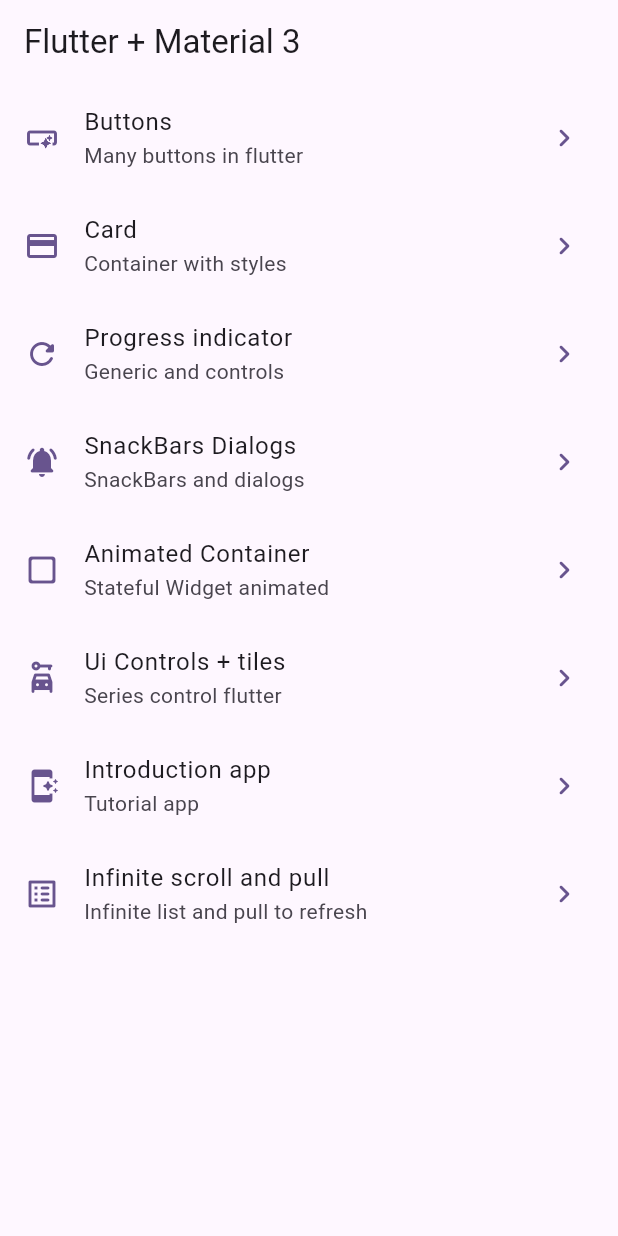
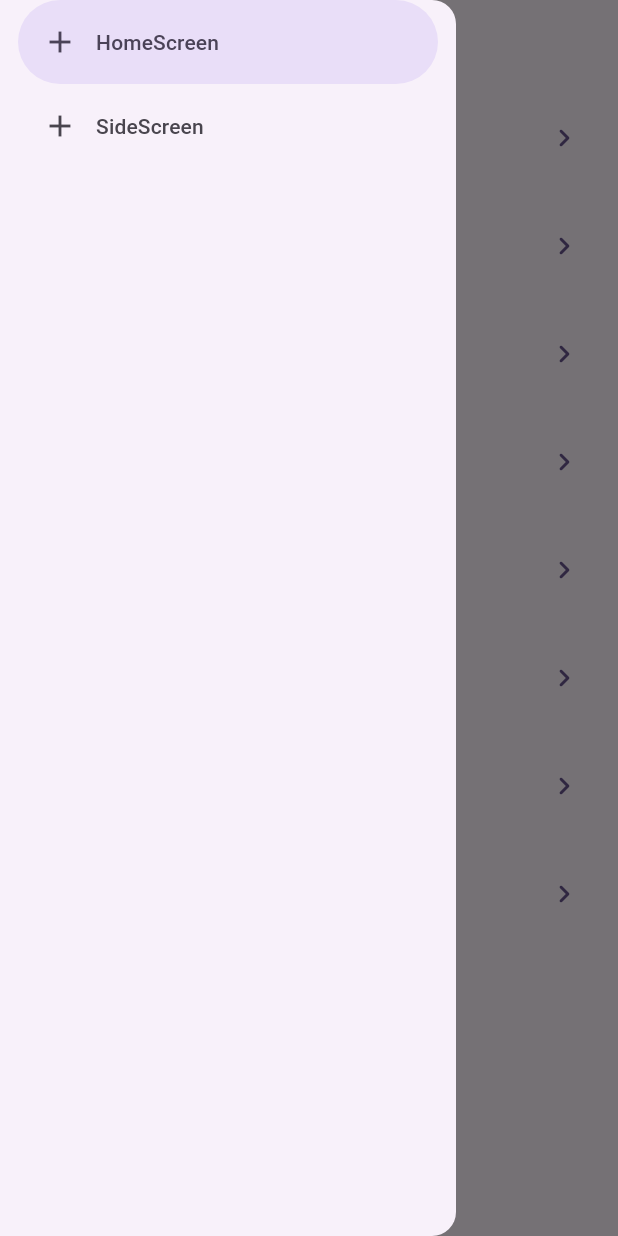
Before and after one commit to JaviKo500/widgets_app, a Flutter app: the screen it shows after launch, with the side drawer open (before the commit the screen has no drawer), on a phone screen of 412 x 824 dp. Run offline on Flutter 3.47's test engine with Material 2 defaults, Android fonts, the phone set to English and light mode, and no system bars; our stand-ins replace animate_do, go_router.

```diff
--- a/lib/presentation/screens/home/home_screen.dart
+++ b/lib/presentation/screens/home/home_screen.dart
@@ -1,6 +1,7 @@
 import 'package:flutter/material.dart';
 import 'package:go_router/go_router.dart';
 import 'package:widgets_app/config/menu/menu_item.dart';
+import 'package:widgets_app/presentation/widgets/side_menu.dart';
 
 class HomeScreen extends StatelessWidget {
   static const name = 'home_screen';
@@ -13,6 +14,7 @@ class HomeScreen extends StatelessWidget {
         title: const Text('Flutter + Material 3', style: TextStyle()),
       ),
       body: const _HomeView(),
+      drawer: const SideMenu()
     );
   }
 }
--- /dev/null
+++ b/lib/presentation/widgets/side_menu.dart
@@ -0,0 +1,33 @@
+import 'package:flutter/material.dart';
+
+class SideMenu extends StatefulWidget {
+  const SideMenu({Key? key}) : super(key: key);
+
+  @override
+  State<SideMenu> createState() => _SideMenuState();
+}
+
+class _SideMenuState extends State<SideMenu> {
+  int navDrawerIndex = 0;
+
+  @override
+  Widget build(BuildContext context) {
+    return NavigationDrawer(
+        selectedIndex: navDrawerIndex,
+        onDestinationSelected: (value) {
+          setState(() {
+            navDrawerIndex = value;
+          });
+        },
+        children: const [
+          NavigationDrawerDestination(
+            icon: Icon(Icons.add),
+            label: Text('HomeScreen', style: TextStyle()),
+          ),
+          NavigationDrawerDestination(
+            icon: Icon(Icons.add),
+            label: Text('SideScreen', style: TextStyle()),
+          )
+        ]);
+  }
+}
```
